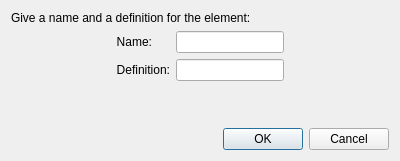
First picture: the form in src/app/ruleCreator/view/predefinedrulesdescriptor.ui, repository Dtai/PokerbotClient, before the edit.
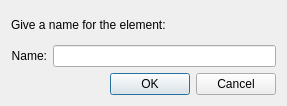
Second picture: the form after the edit.

Commit message: Adjusted the height of the building blocks. Added a group of blocks for cards (card list, card equation, contains). Removed the description of predefined elements.

Diff of the .ui file:
```diff
--- a/src/app/ruleCreator/view/predefinedrulesdescriptor.ui
+++ b/src/app/ruleCreator/view/predefinedrulesdescriptor.ui
@@ -6,39 +6,26 @@
    <rect>
     <x>0</x>
     <y>0</y>
-    <width>400</width>
-    <height>161</height>
+    <width>287</width>
+    <height>106</height>
    </rect>
   </property>
   <property name="windowTitle">
    <string>Predefined rule</string>
   </property>
+  <layout class="QGridLayout" name="gridLayout">
+   <item row="0" column="0">
   <layout class="QVBoxLayout" name="verticalLayout">
    <item>
     <widget class="QLabel" name="label_3">
      <property name="text">
-      <string>Give a name and a definition for the element:</string>
+        <string>Give a name for the element:</string>
      </property>
     </widget>
    </item>
    <item>
     <layout class="QHBoxLayout" name="horizontalLayout">
      <item>
-      <spacer name="horizontalSpacer">
-       <property name="orientation">
-        <enum>Qt::Horizontal</enum>
-       </property>
-       <property name="sizeHint" stdset="0">
-        <size>
-         <width>40</width>
-         <height>20</height>
-        </size>
-       </property>
-      </spacer>
-     </item>
-     <item>
-      <layout class="QFormLayout" name="formLayout">
-       <item row="0" column="0">
         <widget class="QLabel" name="label">
          <property name="text">
           <string>Name:</string>
@@ -48,51 +35,10 @@
          </property>
         </widget>
        </item>
-       <item row="0" column="1">
+       <item>
         <widget class="QLineEdit" name="name"/>
        </item>
-       <item row="1" column="0">
-        <widget class="QLabel" name="label_2">
-         <property name="text">
-          <string>Definition:</string>
-         </property>
-         <property name="alignment">
-          <set>Qt::AlignRight|Qt::AlignTrailing|Qt::AlignVCenter</set>
-         </property>
-        </widget>
-       </item>
-       <item row="1" column="1">
-        <widget class="QLineEdit" name="description"/>
-       </item>
       </layout>
-     </item>
-     <item>
-      <spacer name="horizontalSpacer_2">
-       <property name="orientation">
-        <enum>Qt::Horizontal</enum>
-       </property>
-       <property name="sizeHint" stdset="0">
-        <size>
-         <width>40</width>
-         <height>20</height>
-        </size>
-       </property>
-      </spacer>
-     </item>
-    </layout>
-   </item>
-   <item>
-    <spacer name="verticalSpacer">
-     <property name="orientation">
-      <enum>Qt::Vertical</enum>
-     </property>
-     <property name="sizeHint" stdset="0">
-      <size>
-       <width>20</width>
-       <height>27</height>
-      </size>
-     </property>
-    </spacer>
    </item>
    <item>
     <widget class="QDialogButtonBox" name="buttonBox">
@@ -106,6 +52,8 @@
       <bool>false</bool>
      </property>
     </widget>
+     </item>
+    </layout>
    </item>
   </layout>
  </widget>
```
Lines whose indentation alone changed are shown as unchanged. The commit also changes 10 other files.
